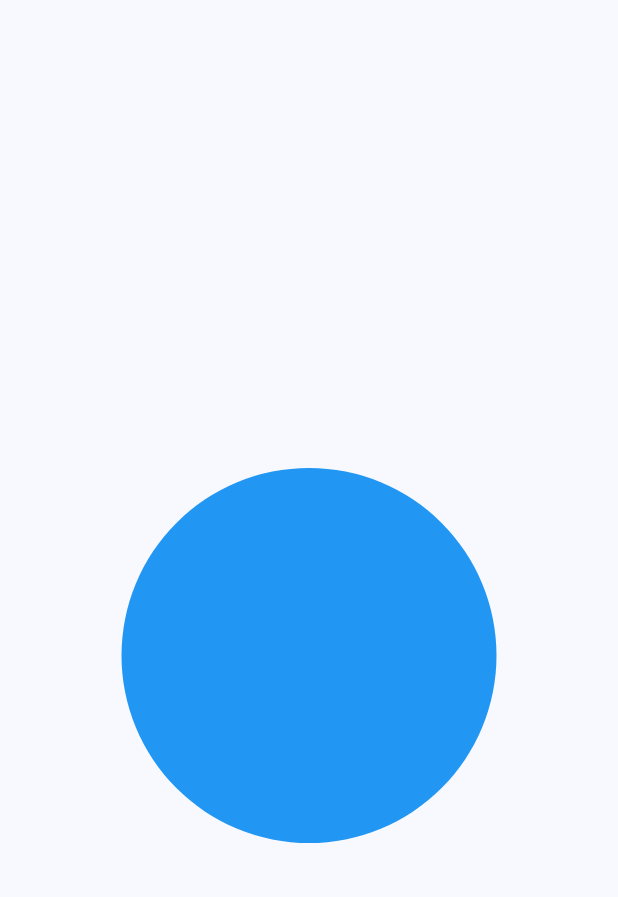
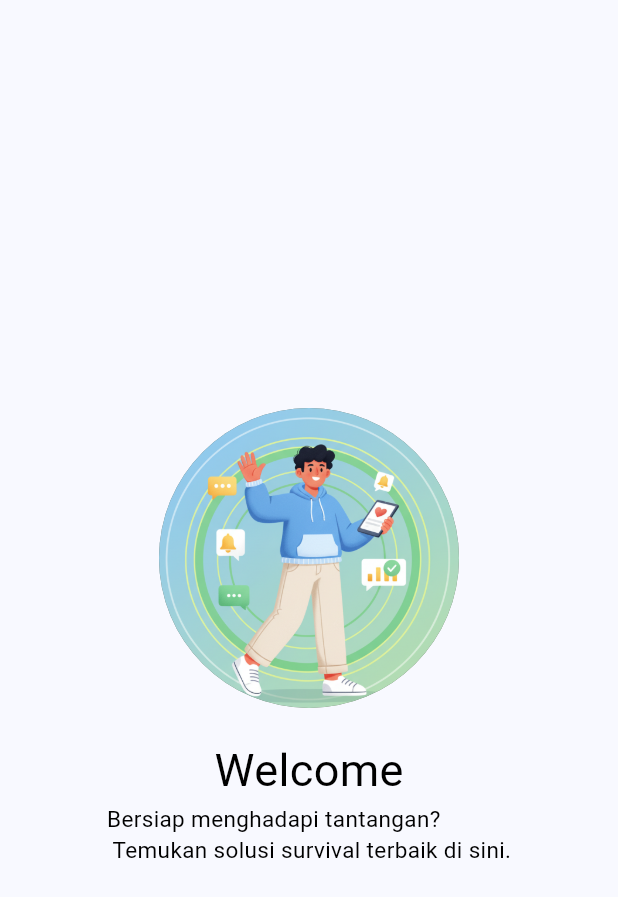
Before and after one commit to dwiilhammaulana/practice_week_6, a Flutter app: the screen it shows after launch, on a phone screen of 412 x 824 dp. Shown: the top 897 px of the screen. Run offline on Flutter 3.47's test engine with Material 3 defaults, Android fonts, the phone set to English and light mode, and no system bars.

Commit message:
buat welcome & sub title

```diff
--- a/lib/screen/splash_screen1.dart
+++ b/lib/screen/splash_screen1.dart
@@ -19,15 +19,27 @@ class Screen1 extends StatelessWidget {
         child: Column(
          mainAxisAlignment: MainAxisAlignment.center,
          children: [
-            const SizedBox(height: 50),
+          const SizedBox(height: 25),
           Container(
-              width: 250,
-              height: 250,
-              decoration: const BoxDecoration(
+            height: 200,
+            width: 200,
+            decoration: BoxDecoration(
               shape: BoxShape.circle,
-                color: Colors.blue,
+              color: const Color.fromARGB(255, 104, 116, 104),
+              image: DecorationImage(image: AssetImage("assets/images/welcome.png"),
+              fit: BoxFit.cover,
+              )
             ),
           ),
+          SizedBox(height: 20),
+          Text("Welcome",style: TextStyle(
+            fontSize: 30,
+            color: Colors.black
+          )),
+          Text("Bersiap menghadapi tantangan? \n Temukan solusi survival terbaik di sini.",style: TextStyle(
+            fontSize: 15,
+            color: Colors.black
+          )),
          ],
         ),
       ),
```
Also changed, not shown: pubspec.yaml (+7 -4 lines), assets/images/2.png (added), assets/images/3.png (added), assets/images/4.png (added), assets/images/welcome.png (added). Lines whose indentation alone changed are shown as unchanged.
